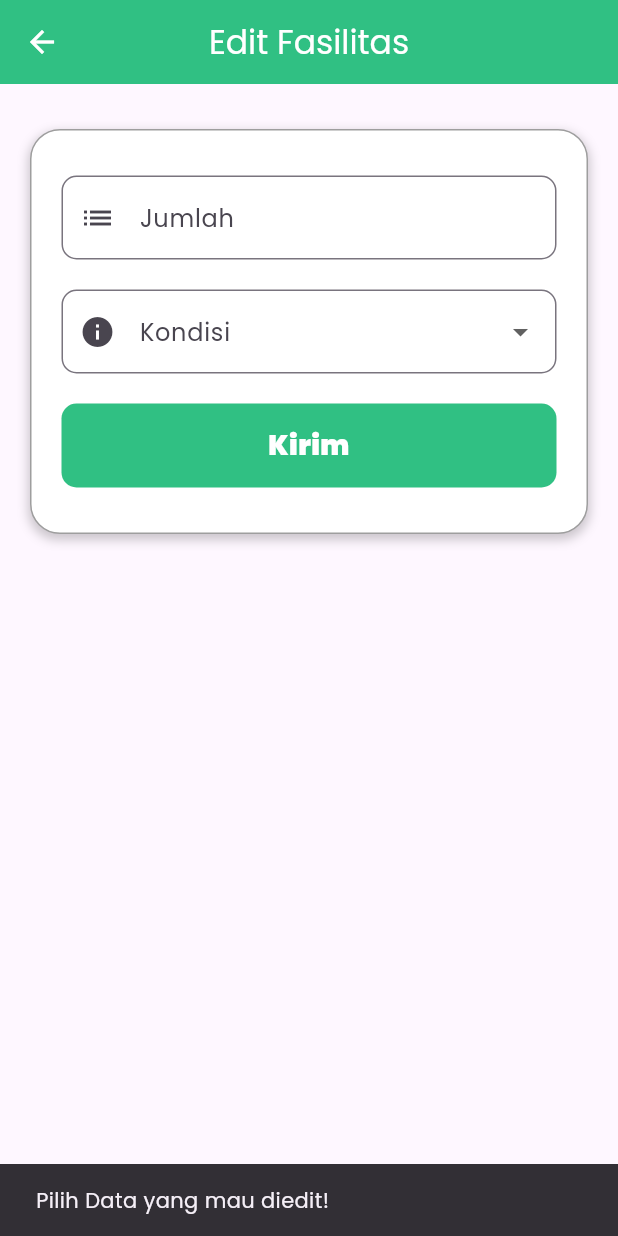
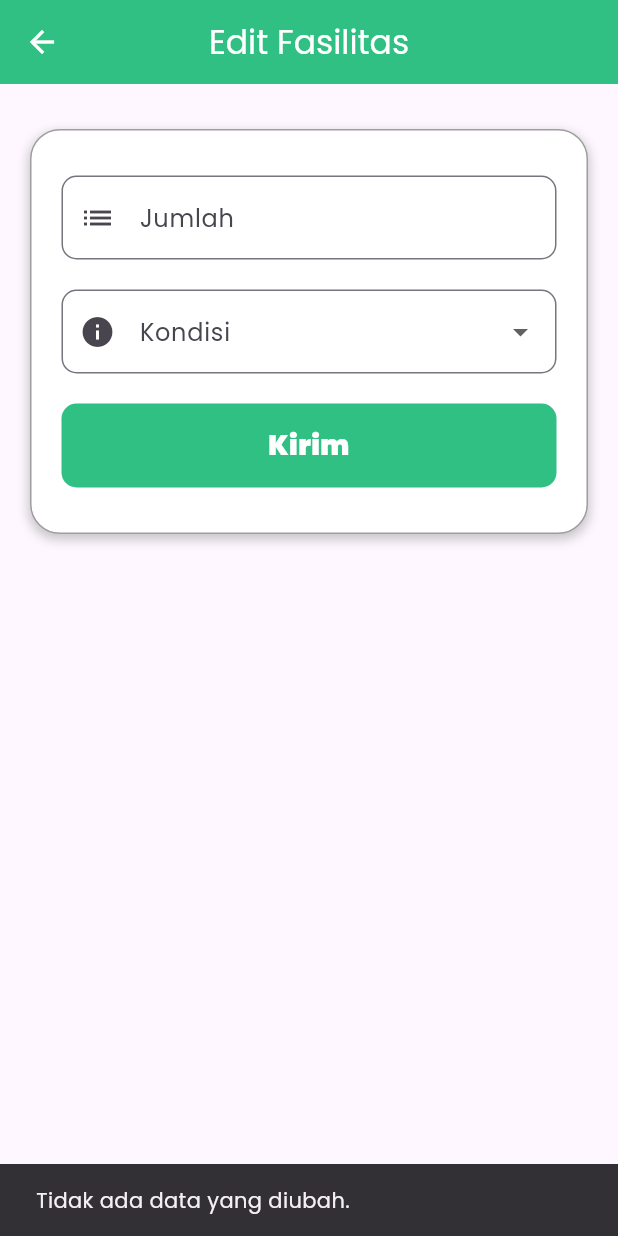
Before and after one commit to Yoga1917/rt_19, a Flutter app: the EditFasilitasPage screen opened directly with empty values, after a tap on "Kirim", on a phone screen of 412 x 824 dp. Run offline on Flutter 3.47's test engine with Material 3 defaults, Android fonts, the phone set to English and light mode, and no system bars; our stand-ins replace file_picker, google_fonts, image_picker, shared_preferences; missing offline and left inert: indonesia; accounts and stored records are empty.

Commit message:
fix: edit fasilitas & pengaduan search

```diff
--- a/lib/pages/fasilitas/edit_fasilitas.dart
+++ b/lib/pages/fasilitas/edit_fasilitas.dart
@@ -6,7 +6,11 @@ import 'package:http/http.dart' as http;
 
 class EditFasilitasPage extends StatefulWidget {
   final String id_fasilitas;
-  const EditFasilitasPage(this.id_fasilitas);
+  final String nama;
+  final String jml;
+  final String status;
+
+  const EditFasilitasPage(this.id_fasilitas, this.nama, this.jml, this.status);
 
   @override
   State<EditFasilitasPage> createState() => _EditFasilitasPageState();
@@ -17,10 +21,25 @@ class _EditFasilitasPageState extends State<EditFasilitasPage> {
   String? kondisi;
   bool isLoading = false;
 
+  @override
+  void initState() {
+    super.initState();
+
+    jumlahController.text = widget.jml;
+    kondisi = widget.status;
+  }
+
   Future<void> _kirimData() async {
-    if (jumlahController.text.isEmpty && kondisi == null) {
+    if (jumlahController.text == widget.jml && kondisi == widget.status) {
       ScaffoldMessenger.of(context).showSnackBar(
-        const SnackBar(content: Text('Pilih Data yang mau diedit!')),
+        const SnackBar(content: Text('Tidak ada data yang diubah.')),
+      );
+      return;
+    }
+
+    if (jumlahController.text.isEmpty || kondisi == null) {
+      ScaffoldMessenger.of(context).showSnackBar(
+        const SnackBar(content: Text('Isi data yang diperlukan!')),
       );
       return;
     }
@@ -31,7 +50,7 @@ class _EditFasilitasPageState extends State<EditFasilitasPage> {
 
     try {
       var request = http.MultipartRequest('POST', Uri.parse('https://pexadont.agsa.site/api/fasilitas/update/${widget.id_fasilitas}'));
-      request.fields['id_kegiatan'] = widget.id_fasilitas;
+      request.fields['nama'] = widget.nama;
       request.fields['jml'] = jumlahController.text;
       request.fields['status'] = kondisi!;
 
@@ -39,14 +58,10 @@ class _EditFasilitasPageState extends State<EditFasilitasPage> {
       var responseData = await http.Response.fromStream(streamedResponse);
       var response = jsonDecode(responseData.body);
 
-      if (response.statusCode == 202) {
-        var responseData = jsonDecode(response.body);
-        print("Response Data: $responseData");
-
-        if (responseData['status'] == 202) {
+      if (response['status'] == 202) {
         ScaffoldMessenger.of(context).showSnackBar(
           const SnackBar(
-                content: Text('Data fasilitas berhasil ditambahkan')),
+              content: Text('Data fasilitas berhasil diperbarui')),
         );
         Navigator.pushReplacement(
           context,
@@ -54,14 +69,7 @@ class _EditFasilitasPageState extends State<EditFasilitasPage> {
         );
       } else {
         ScaffoldMessenger.of(context).showSnackBar(
-            SnackBar(
-                content:
-                    Text(responseData['message'] ?? 'Gagal mengirim data')),
-          );
-        }
-      } else {
-        ScaffoldMessenger.of(context).showSnackBar(
-          const SnackBar(content: Text('Terjadi kesalahan pada server')),
+          const SnackBar(content: Text('Gagal mengubah data')),
         );
       }
     } catch (e) {
@@ -175,6 +183,7 @@ class _EditFasilitasPageState extends State<EditFasilitasPage> {
                                 ),
                               ),
                             ),
+                            value: widget.status,
                             items: [
                               'Baik',
                               'Tidak Baik',
--- a/lib/pages/mulai/login.dart
+++ b/lib/pages/mulai/login.dart
@@ -179,6 +179,7 @@ class _LoginPageState extends State<LoginPage> {
                           child: TextFormField(
                             controller: nikController,
                             cursorColor: Color(0xff30C083),
+                            keyboardType: TextInputType.number,
                             decoration: InputDecoration(
                               prefixIcon: const Icon(Icons.person),
                               labelText: 'NIK',
```
Also changed, not shown: lib/pages/home/fasilitas.dart (+8 -2 lines), lib/pages/home/pengaduan.dart (+16 -12 lines). Lines whose indentation alone changed are shown as unchanged.
